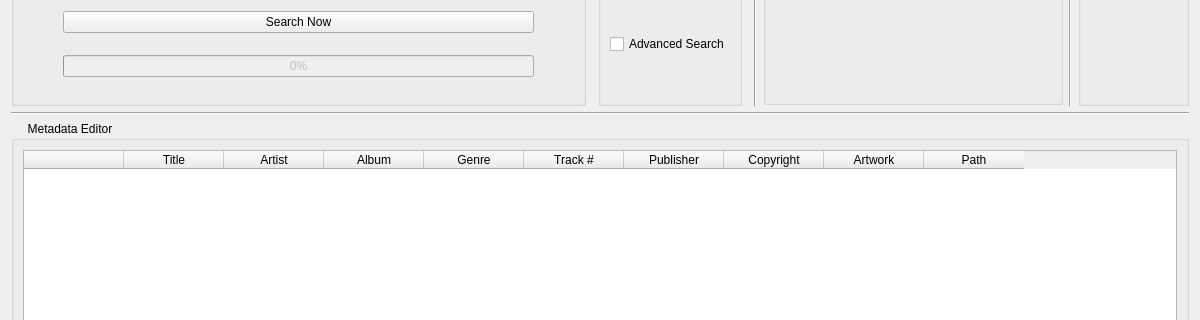
The window that modules/gui/qt/ui/extmetamanager.ui (ASantosVal/vlc) describes before a commit, drawn with Qt 5; both pictures show x 0 to 1200 and y 206 to 526 of the 1200 by 700 pixel window.
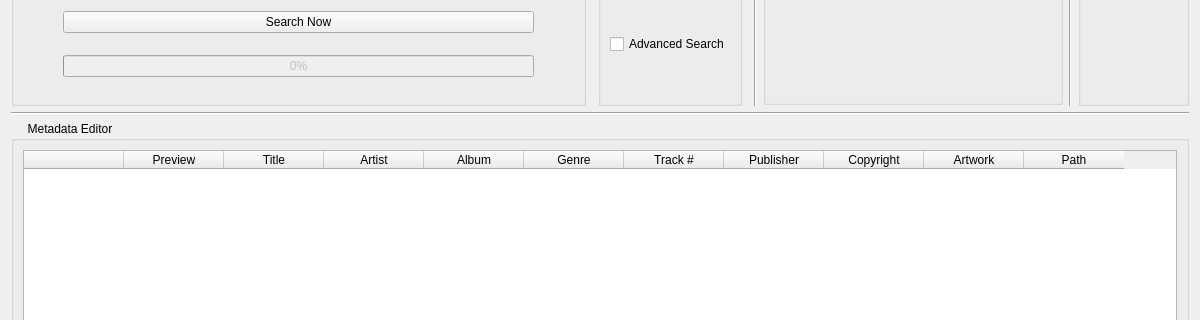
The same window after the commit.

Patch:
```diff
--- a/modules/gui/qt/ui/extmetamanager.ui
+++ b/modules/gui/qt/ui/extmetamanager.ui
@@ -28,11 +28,19 @@
      <layout class="QHBoxLayout" name="horizontalLayout_2">
       <item>
        <widget class="QTableWidget" name="tableWidget_metadata">
+        <property name="sortingEnabled">
+         <bool>true</bool>
+        </property>
         <column>
          <property name="text">
           <string notr="true"/>
          </property>
         </column>
+        <column>
+         <property name="text">
+          <string>Preview</string>
+         </property>
+        </column>
         <column>
          <property name="text">
           <string>Title</string>
```
